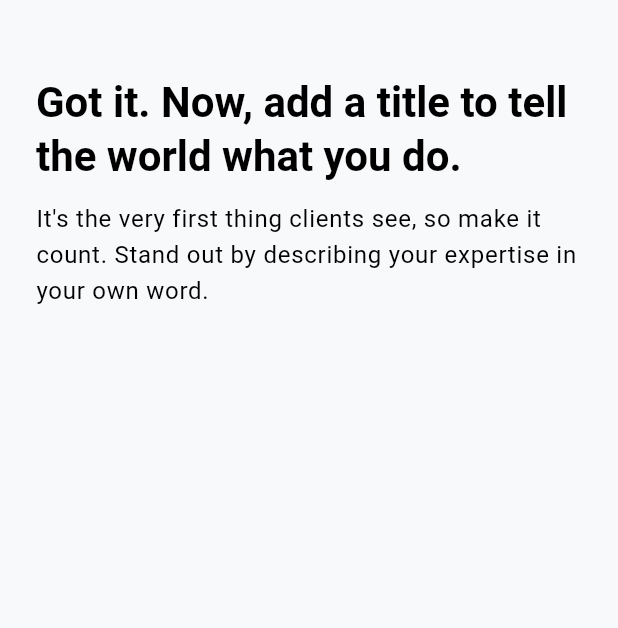
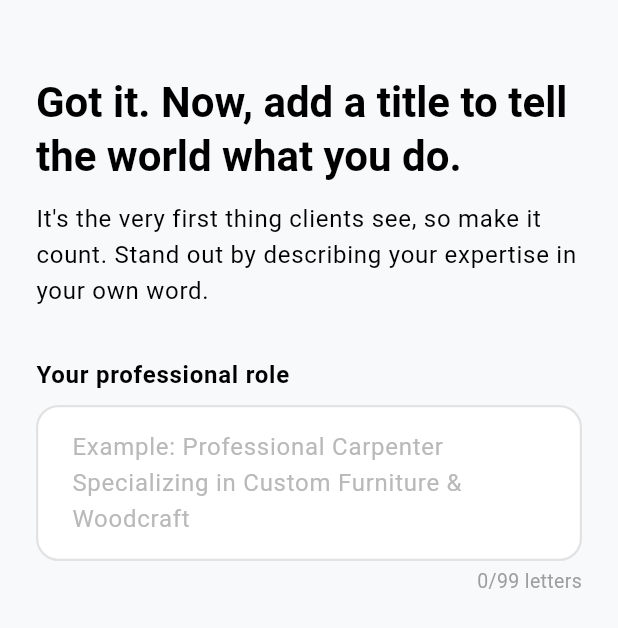
Before and after one commit to AppStaticsX/Workie.lk, a Flutter app: the AddTitlePage screen opened directly, on a phone screen of 412 x 824 dp. Shown: the top 628 px of the screen. Run offline on Flutter 3.47's test engine with Material 3 defaults, Android fonts, the phone set to English and light mode, and no system bars; our stand-ins replace flutter_svg, fluttertoast, get, iconsax_flutter, image_picker, internet_connection_checker_plus and 5 more; missing offline and left inert: flame_lottie; accounts and stored records are empty.

Commit message:
UI Improvements

```diff
--- a/lib/authentication/pages/signup_page.dart
+++ b/lib/authentication/pages/signup_page.dart
@@ -574,6 +574,8 @@ class _SignupPageState extends State<SignupPage> with TickerProviderStateMixin {
               ),
               obscureText: false,
               errorText: _firstNameError,
+              paddingHorizontal: 6,
+              maxLines: 1,
             ),
           ),
           Expanded(
@@ -587,6 +589,8 @@ class _SignupPageState extends State<SignupPage> with TickerProviderStateMixin {
               ),
               obscureText: false,
               errorText: _lastNameError,
+              paddingHorizontal: 6,
+              maxLines: 1,
             ),
           ),
         ],
--- a/lib/pofile_setup/collect_info/worker/add_title_page.dart
+++ b/lib/pofile_setup/collect_info/worker/add_title_page.dart
@@ -1,13 +1,40 @@
 import 'package:flutter/material.dart';
+import 'package:workie/widgets/simple_textfeild.dart';
 
 class AddTitlePage extends StatefulWidget {
-  const AddTitlePage({super.key});
+  final ValueChanged<bool>? onTextChanged;
+
+  const AddTitlePage({
+    super.key,
+    this.onTextChanged
+  });
 
   @override
   State<AddTitlePage> createState() => _AddTitlePageState();
 }
 
 class _AddTitlePageState extends State<AddTitlePage> {
+  final TextEditingController _professionController = TextEditingController();
+  int _letterCount = 0;
+
+  @override
+  void initState() {
+    super.initState();
+    _professionController.addListener(_countLetters);
+  }
+
+  void _countLetters() {
+    setState(() {
+      String text = _professionController.text;
+      _letterCount = text.length;
+      _notifyParent();
+    });
+  }
+
+  void _notifyParent() {
+    widget.onTextChanged?.call(_professionController.text.isNotEmpty);
+  }
+
   @override
   Widget build(BuildContext context) {
     return Scaffold(
@@ -31,6 +58,35 @@ class _AddTitlePageState extends State<AddTitlePage> {
                   color: Theme.of(context).colorScheme.inverseSurface
               ),
             ),
+            const SizedBox(height: 32),
+            Text(
+              'Your professional role',
+              style: Theme.of(context).textTheme.bodyLarge?.copyWith(
+                  color: Theme.of(context).colorScheme.inverseSurface,
+                fontWeight: FontWeight.bold
+              ),
+            ),
+            const SizedBox(height: 8),
+            SimpleTextfield(
+                paddingHorizontal: 0,
+                controller: _professionController,
+                hintText: 'Example: Professional Carpenter Specializing in Custom Furniture & Woodcraft',
+                obscureText: false,
+                maxLines: 3,
+            ),
+            const SizedBox(height: 4),
+            Row(
+              mainAxisAlignment: MainAxisAlignment.end,
+              children: [
+                Text(
+                  '$_letterCount/99 letters',
+                  style: TextStyle(
+                    color: Colors.grey,
+                    fontSize: 13
+                  ),
+                )
+              ],
+            )
           ],
         ),
       ),
--- a/lib/widgets/simple_textfeild.dart
+++ b/lib/widgets/simple_textfeild.dart
@@ -1,35 +1,44 @@
 import 'package:flutter/material.dart';
+import 'package:flutter/services.dart';
 import '../values/color.dart';
 
 class SimpleTextfield extends StatelessWidget {
 
   final TextEditingController controller;
-  final String lableText;
+  final String? lableText;
   final String hintText;
-  final Icon prefixIconData;
+  final int maxLines;
+  final Icon? prefixIconData;
+  final double paddingHorizontal;
   final bool obscureText;
-  final String? errorText; // Add error text parameter
-  final String? Function(String?)? validator; // Add validator function
+  final String? errorText;
+  final String? Function(String?)? validator;
 
   const SimpleTextfield({
     super.key,
     required this.controller,
-    required this.lableText,
+    this.lableText,
     required this.hintText,
-    required this.prefixIconData,
+    this.prefixIconData,
     required this.obscureText,
     this.errorText,
-    this.validator
+    this.validator,
+    required this.paddingHorizontal,
+    required this.maxLines
   });
 
   @override
   Widget build(BuildContext context) {
     return Padding(
-      padding: const EdgeInsets.symmetric(horizontal: 6),
+      padding: EdgeInsets.symmetric(horizontal: paddingHorizontal),
       child: Column(
         crossAxisAlignment: CrossAxisAlignment.start,
         children: [
           TextFormField(
+            inputFormatters: [
+              LengthLimitingTextInputFormatter(99),
+            ],
+            maxLines: maxLines,
             obscureText: obscureText,
             controller: controller,
             style: TextStyle(
```
Also changed, not shown: lib/pofile_setup/collect_info/worker/page_setup.dart (+16 -5 lines), lib/widgets/expandebale_selection_widget.dart (+5 -5 lines).
